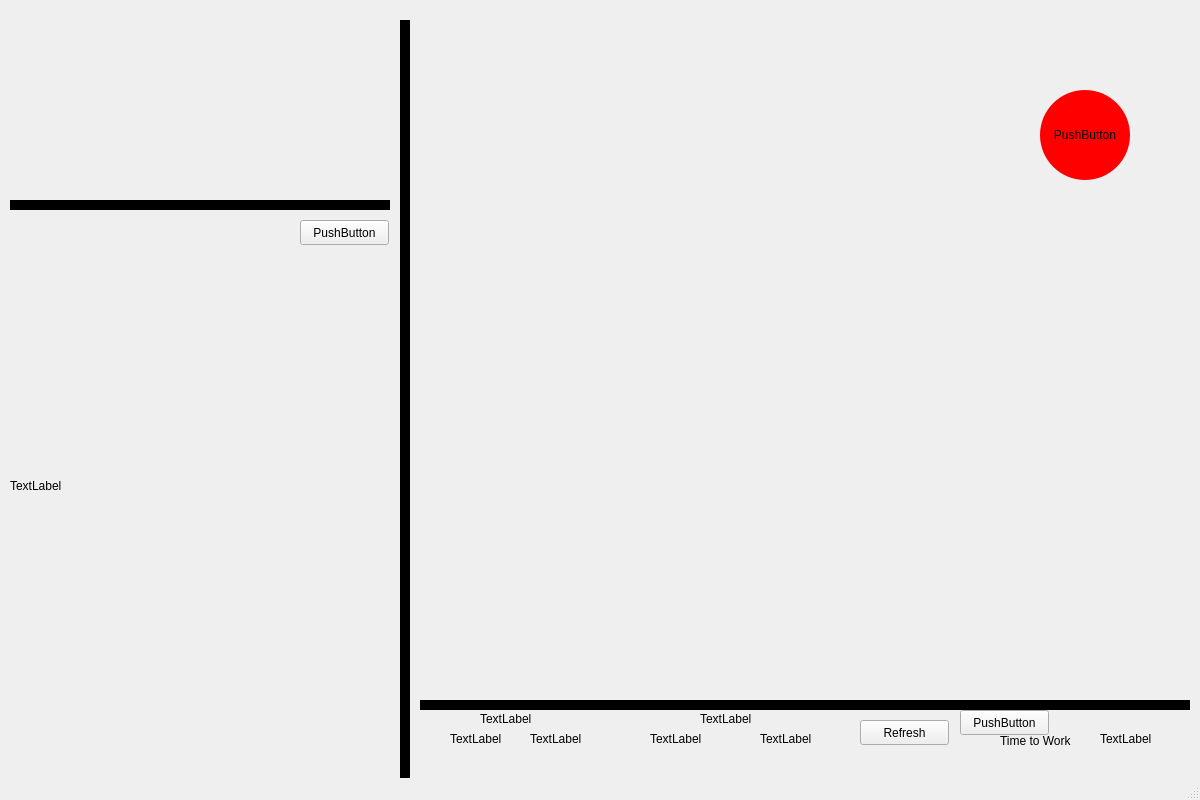
First picture: the form in mainwindow.ui, repository whitea17/dashboard-lab4, before the edit.
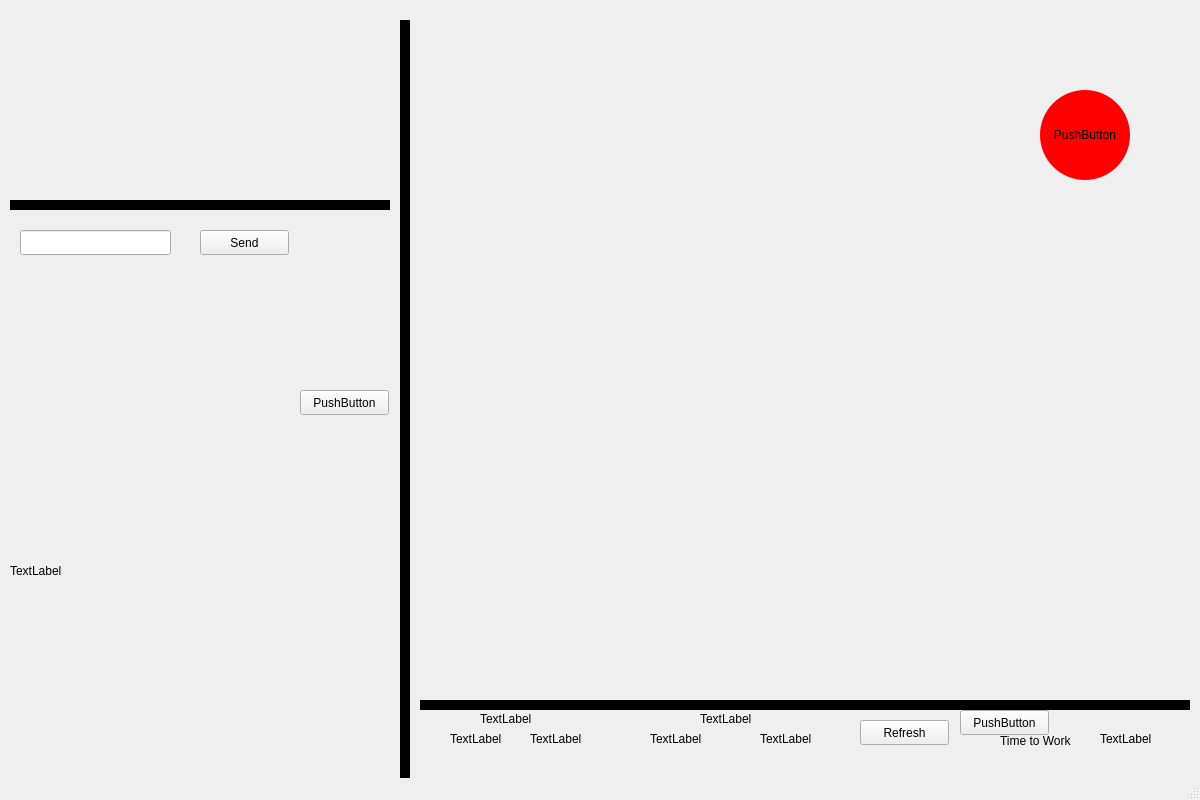
Second picture: the form after the edit.

```diff
--- a/mainwindow.ui
+++ b/mainwindow.ui
@@ -183,9 +183,9 @@
     <property name="geometry">
      <rect>
       <x>10</x>
-      <y>250</y>
+      <y>420</y>
       <width>351</width>
-      <height>471</height>
+      <height>301</height>
      </rect>
     </property>
     <property name="text">
@@ -199,7 +199,7 @@
     <property name="geometry">
      <rect>
       <x>300</x>
-      <y>220</y>
+      <y>390</y>
       <width>89</width>
       <height>25</height>
      </rect>
@@ -247,6 +247,29 @@
      <string>PushButton</string>
     </property>
    </widget>
+   <widget class="QLineEdit" name="pushBullMsg">
+    <property name="geometry">
+     <rect>
+      <x>20</x>
+      <y>230</y>
+      <width>151</width>
+      <height>25</height>
+     </rect>
+    </property>
+   </widget>
+   <widget class="QPushButton" name="pushBullSendButton">
+    <property name="geometry">
+     <rect>
+      <x>200</x>
+      <y>230</y>
+      <width>89</width>
+      <height>25</height>
+     </rect>
+    </property>
+    <property name="text">
+     <string>Send</string>
+    </property>
+   </widget>
   </widget>
   <widget class="QMenuBar" name="menubar">
    <property name="geometry">
```
